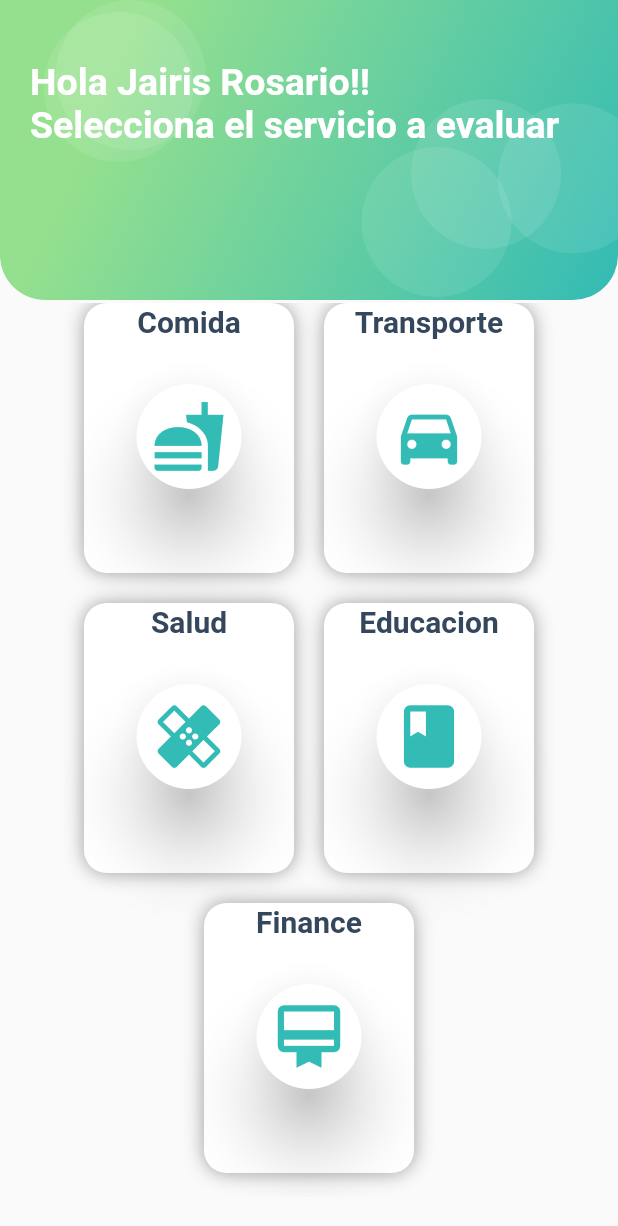
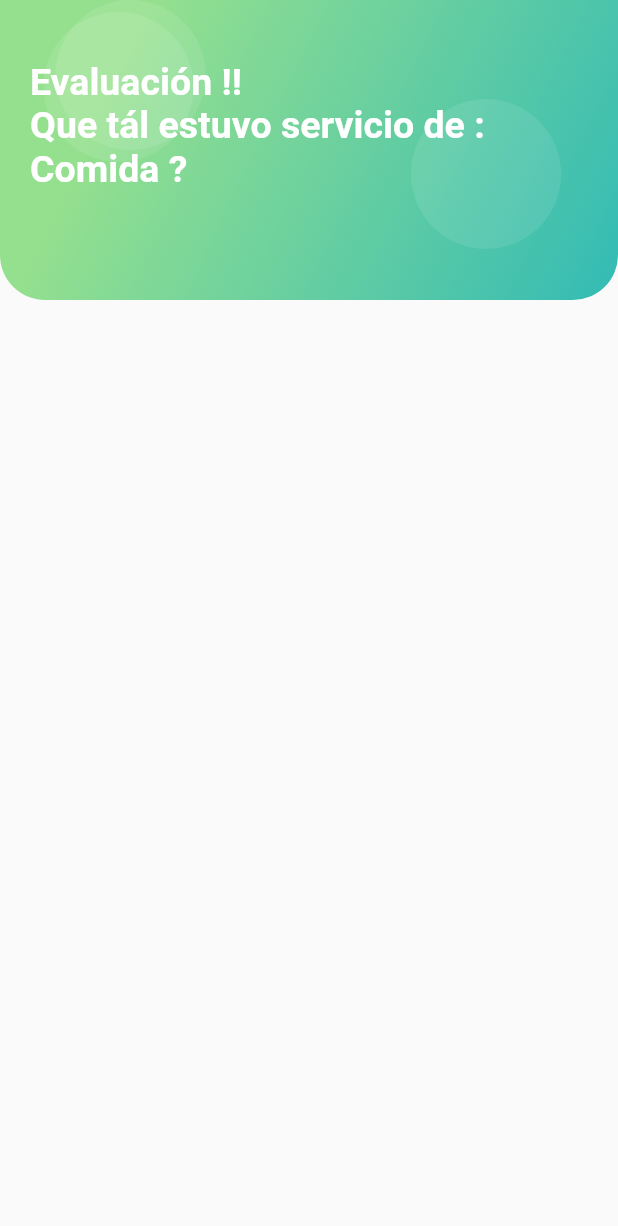
Before and after one commit to jairist/happy, a Flutter app: the HomeAlternativo screen opened by its route, after a tap on the "fastfood" icon, on a phone screen of 412 x 824 dp. Shown: the top 1226 px of the screen. Run offline on Flutter 3.47's test engine with Material 2 defaults, Android fonts, the phone set to English and light mode, and no system bars; our stand-ins replace rxdart; Roboto replaces fonts that are missing (Avenir, Helvetica).

Commit message:
Agregando pantalla de evaluar

```diff
--- a/lib/src/pages/evaluacion_page.dart
+++ b/lib/src/pages/evaluacion_page.dart
@@ -1,41 +1,24 @@
 import 'package:flutter/material.dart';
+import 'package:happy/src/widgets/header.dart';
 
 void main() => runApp(EvaluacionPage());
 
 class EvaluacionPage extends StatelessWidget {
+
+
   @override
   Widget build(BuildContext context) {
+    final String servicio = ModalRoute.of(context).settings.arguments;
     return Scaffold(
          body: Stack(
            children: <Widget>[
-             _crearFondo(),
+             _crearFondo(servicio),
            ],
          )
     );
   }
 
-  Widget _crearFondo() {
-    final gradiente  = Container(
-      width: double.infinity,
-      height: double.infinity,
-      decoration: BoxDecoration(
-        gradient: LinearGradient(
-          begin: FractionalOffset(0.0, 0.6),
-          end: FractionalOffset(0.0, 1.0),
-          colors: [
-            Color.fromRGBO(52, 54, 101, 1.0),
-            Color.fromRGBO(35, 37, 57, 1.0)
-            // Color.fromRGBO(000, 000, 000, 1.0),
-            // Color.fromRGBO(000, 000, 000, 1.0),
-          ]
-        )
-      ),
-    );
-    return gradiente;
-
+  Widget _crearFondo(String servicio) {
+    return HeaderPage(servicio: servicio);
   }
-
-  // Widget _crearAPPBar() {
-
-  // }
 }
--- a/lib/src/pages/home_alternativo.dart
+++ b/lib/src/pages/home_alternativo.dart
@@ -12,8 +12,6 @@ void main() => runApp(HomeAlternativo());
 
 
 class HomeAlternativo extends StatefulWidget {
-
-
 
   @override
   _HomeAlternativo createState() => _HomeAlternativo();
@@ -157,6 +155,8 @@ titulo
                   child:  servicioToIcon[categoryName],
                   elevation: 20,
                   onPressed: () {
+                    Navigator.of(context).pushNamed('evaluar', arguments: categoryName);
+                    // Navigator.pushNamed(context, 'detalle', arguments: pelicula );
                     print('Se presiono sobre $categoryName');
 
                   },
--- /dev/null
+++ b/lib/src/widgets/header.dart
@@ -0,0 +1,68 @@
+import 'dart:math';
+
+import 'package:flutter/material.dart';
+import 'package:happy/src/models/global.dart';
+
+class HeaderPage extends StatelessWidget {
+
+  final String servicio;
+
+  HeaderPage({ @required this.servicio });
+
+  @override
+  Widget build(BuildContext context) {
+    return _crearTitulo();
+  }
+    Widget _crearTitulo(){
+    // final size = MediaQuery.of(context).size;
+    final randomNumber = Random();
+
+    final circulo = Container(
+      width: 100.0,
+      height: 100.0,
+      decoration: BoxDecoration(
+        borderRadius: BorderRadius.circular(100.0),
+        color: Color.fromRGBO(255, 255, 255, 0.09)
+      ),
+    );
+
+    final fondo = Container(
+      padding: EdgeInsets.all(30),
+              constraints: BoxConstraints.expand(height: 200),
+              decoration: BoxDecoration(
+                gradient: new LinearGradient(
+                  colors: [lightBlueIsh, lightGreen],
+                  begin: const FractionalOffset(1.0, 1.0),
+                  end: const FractionalOffset(0.2, 0.2),
+                  stops: [0.0, 1.0],
+                  tileMode: TileMode.clamp
+                ),
+                borderRadius: BorderRadius.only(bottomLeft: Radius.circular(30), bottomRight:  Radius.circular(30))
+              )
+    );
+    final titulo =   Container(
+          padding: EdgeInsets.only(top: 40.0, left: 20.0),
+          child: Column(
+            crossAxisAlignment: CrossAxisAlignment.start,
+            children: <Widget>[
+              Text('Evaluación !!', style: titleStyleWhite,),
+              Text('Que tál estuvo servicio de :  $servicio ?', style: titleStyleWhite,)
+            ],
+          ),
+
+            );
+
+  return Stack(
+    children: <Widget>[
+      fondo,
+      Positioned( top: randomNumber.nextInt(10).toDouble(), left: randomNumber.nextInt(40).toDouble(), child: circulo,),
+      Positioned( top: randomNumber.nextInt(10).toDouble(), left: randomNumber.nextInt(40).toDouble(), child: circulo,),
+      Positioned( top: randomNumber.nextInt(80).toDouble(), right: randomNumber.nextInt(120).toDouble(), child: circulo,),
+      Positioned( bottom: randomNumber.nextInt(10).toDouble(), right: randomNumber.nextInt(120).toDouble(), child: circulo,),
+      Positioned( bottom: randomNumber.nextInt(110).toDouble(), right: -randomNumber.nextInt(120).toDouble(), child: circulo,),
+      titulo
+    ],
+  );
+
+  }
+}
```
